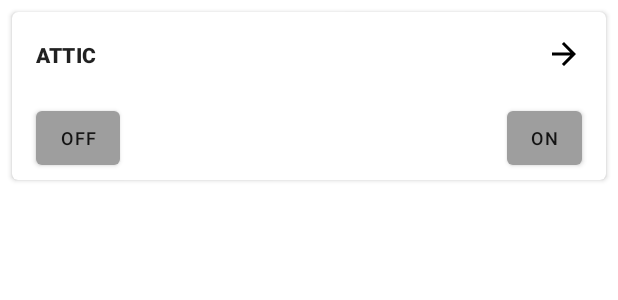
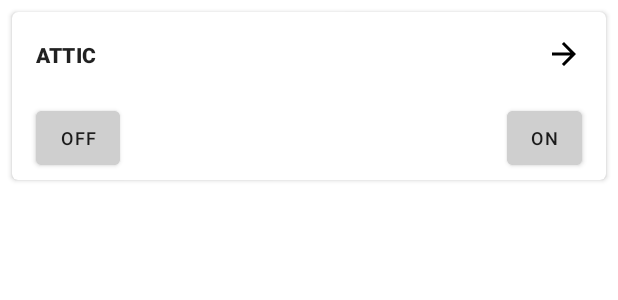
Before and after one commit to caseymorris61/orroifttt, an Android app: the layout list_item_room_control.xml on its own in the app's theme, with its tools: preview values and no code run, on a phone screen of 412 x 824 dp. Shown: the top 300 px of the screen. Run offline under Robolectric (Android 15) with nearby library versions, the phone set to English and light mode, and no system bars.

Commit message:
Change FAB color

```diff
--- a/app/src/main/res/layout/fragment_switch_control.xml
+++ b/app/src/main/res/layout/fragment_switch_control.xml
@@ -87,7 +87,9 @@
             android:layout_height="wrap_content"
             android:layout_gravity="end|bottom"
             android:layout_margin="16dp"
-            app:srcCompat="@drawable/ic_plus_24px" />
+            app:srcCompat="@drawable/ic_plus_24px"
+            android:backgroundTint="@color/secondaryDarkColor"
+            app:borderWidth="0dp"/>
 
     </androidx.coordinatorlayout.widget.CoordinatorLayout>
 </layout>
--- a/app/src/main/res/values/styles.xml
+++ b/app/src/main/res/values/styles.xml
@@ -17,10 +17,7 @@
     <style name="CardButton" parent="TextAppearance.MaterialComponents.Button">
         <item name="android:textSize">12sp</item>
         <item name="android:minWidth">48dp</item>
-    </style>
-
-    <style name="RoomEditText" parent="Widget.AppCompat.EditText">
-
+        <item name="android:backgroundTint">@color/primaryLightColor</item>
     </style>
 
 </resources>
```
